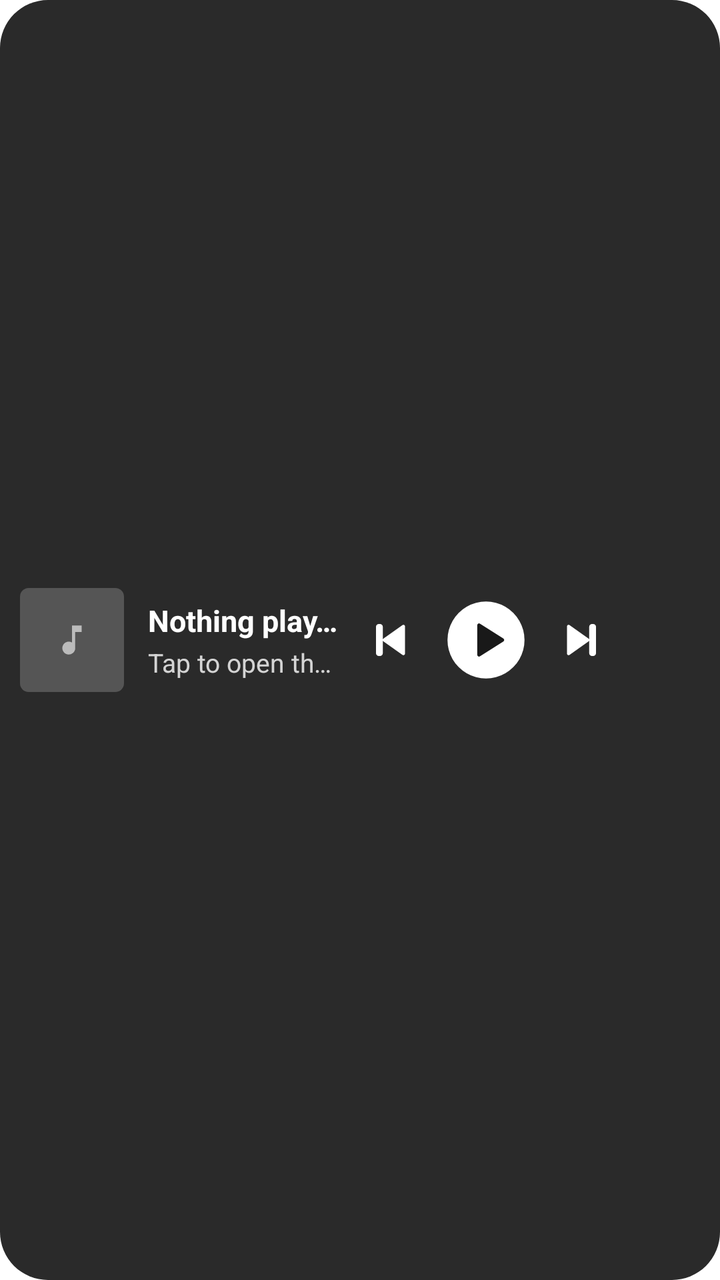
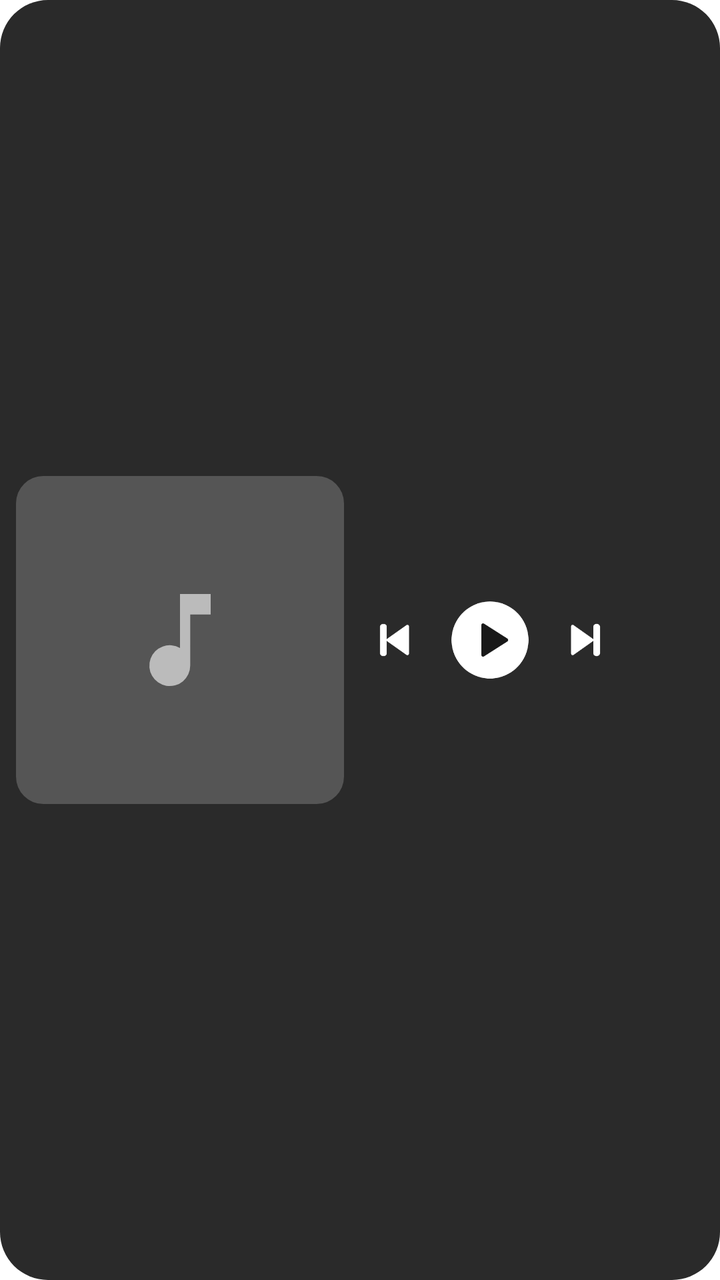

Compare the two renders of this Android layout. The source of the first and the diff that turns it into the second are given below.
<!-- AndroidManifest.xml: fallback theme Theme.MaterialComponents.DayNight.NoActionBar -->
<!-- res/layout/om_widget_now_playing.xml -->
<?xml version="1.0" encoding="utf-8"?>
<FrameLayout xmlns:android="http://schemas.android.com/apk/res/android"
    android:id="@+id/om_root"
    android:layout_width="match_parent"
    android:layout_height="match_parent">

    <ImageView
        android:id="@+id/om_bg"
        android:layout_width="match_parent"
        android:layout_height="match_parent"
        android:importantForAccessibility="no"
        android:scaleType="fitXY"
        android:src="@drawable/om_widget_bg" />

    <LinearLayout
        android:layout_width="match_parent"
        android:layout_height="match_parent"
        android:gravity="center_vertical"
        android:orientation="horizontal"
        android:paddingStart="10dp"
        android:paddingEnd="12dp">

        <LinearLayout
            android:id="@+id/om_info"
            android:layout_width="0dp"
            android:layout_height="match_parent"
            android:layout_weight="1"
            android:background="?android:attr/selectableItemBackground"
            android:gravity="center_vertical"
            android:orientation="horizontal">

            <ImageView
                android:id="@+id/om_art"
                android:layout_width="52dp"
                android:layout_height="52dp"
                android:importantForAccessibility="no"
                android:scaleType="centerCrop"
                android:src="@drawable/om_widget_placeholder" />

            <LinearLayout
                android:layout_width="0dp"
                android:layout_height="wrap_content"
                android:layout_marginStart="12dp"
                android:layout_weight="1"
                android:orientation="vertical">

                <TextView
                    android:id="@+id/om_title"
                    android:layout_width="match_parent"
                    android:layout_height="wrap_content"
                    android:ellipsize="end"
                    android:singleLine="true"
                    android:text="@string/om_widget_nothing"
                    android:textColor="#FFFFFFFF"
                    android:textSize="15sp"
                    android:textStyle="bold" />

                <TextView
                    android:id="@+id/om_artist"
                    android:layout_width="match_parent"
                    android:layout_height="wrap_content"
                    android:layout_marginTop="2dp"
                    android:ellipsize="end"
                    android:singleLine="true"
                    android:text="@string/om_widget_open"
                    android:textColor="#CCFFFFFF"
                    android:textSize="13sp" />
            </LinearLayout>
        </LinearLayout>

        <ImageButton
            android:id="@+id/om_prev"
            android:layout_width="40dp"
            android:layout_height="40dp"
            android:layout_marginStart="6dp"
            android:background="?android:attr/selectableItemBackgroundBorderless"
            android:contentDescription="@string/om_prev"
            android:padding="8dp"
            android:scaleType="fitCenter"
            android:src="@drawable/om_ic_prev" />

        <ImageButton
            android:id="@+id/om_play"
            android:layout_width="46dp"
            android:layout_height="46dp"
            android:layout_marginStart="4dp"
            android:layout_marginEnd="4dp"
            android:background="?android:attr/selectableItemBackgroundBorderless"
            android:contentDescription="@string/om_play"
            android:padding="2dp"
            android:scaleType="fitCenter"
            android:src="@drawable/om_ic_play_circle" />

        <ImageButton
            android:id="@+id/om_next"
            android:layout_width="40dp"
            android:layout_height="40dp"
            android:background="?android:attr/selectableItemBackgroundBorderless"
            android:contentDescription="@string/om_next"
            android:padding="8dp"
            android:scaleType="fitCenter"
            android:src="@drawable/om_ic_next" />

        <ImageView
            android:id="@+id/om_logo"
            android:layout_width="30dp"
            android:layout_height="30dp"
            android:layout_marginStart="8dp"
            android:importantForAccessibility="no"
            android:scaleType="fitCenter" />
    </LinearLayout>
</FrameLayout>
<!-- resources referenced by this layout -->
<resources>
  <!-- drawable om_ic_next (drawable) -->
  <?xml version="1.0" encoding="utf-8"?>
  <vector xmlns:android="http://schemas.android.com/apk/res/android" android:width="24dp" android:height="24dp" android:viewportWidth="24" android:viewportHeight="24">
      <path android:fillColor="#FFFFFFFF" android:pathData="M5.5,5.2v13.6a0.8,0.8 0,0 0,1.25 0.66l9.6,-6.8a0.8,0.8 0,0 0,0 -1.32l-9.6,-6.8a0.8,0.8 0,0 0,-1.25 0.66z" />
      <path android:fillColor="#FFFFFFFF" android:pathData="M18,4h0.6a1.4,1.4 0,0 1,1.4 1.4v13.2a1.4,1.4 0,0 1,-1.4 1.4H18a1.4,1.4 0,0 1,-1.4 -1.4V5.4A1.4,1.4 0,0 1,18 4z" />
  </vector>
  <!-- drawable om_ic_play_circle (drawable) -->
  <?xml version="1.0" encoding="utf-8"?>
  <vector xmlns:android="http://schemas.android.com/apk/res/android" android:width="48dp" android:height="48dp" android:viewportWidth="48" android:viewportHeight="48">
      <path android:fillColor="#FFFFFFFF" android:pathData="M24,2a22,22 0,1 0,0.001 0z" />
      <path android:fillColor="#E6000000" android:pathData="M19,15.5v17a1,1 0,0 0,1.52 0.85l13.4,-8.5a1,1 0,0 0,0 -1.7l-13.4,-8.5A1,1 0,0 0,19 15.5z" />
  </vector>
  <!-- drawable om_ic_prev (drawable) -->
  <?xml version="1.0" encoding="utf-8"?>
  <vector xmlns:android="http://schemas.android.com/apk/res/android" android:width="24dp" android:height="24dp" android:viewportWidth="24" android:viewportHeight="24">
      <path android:fillColor="#FFFFFFFF" android:pathData="M18.5,5.2v13.6a0.8,0.8 0,0 1,-1.25 0.66l-9.6,-6.8a0.8,0.8 0,0 1,0 -1.32l9.6,-6.8a0.8,0.8 0,0 1,1.25 0.66z" />
      <path android:fillColor="#FFFFFFFF" android:pathData="M5.4,4h0.6a1.4,1.4 0,0 1,1.4 1.4v13.2a1.4,1.4 0,0 1,-1.4 1.4h-0.6a1.4,1.4 0,0 1,-1.4 -1.4V5.4A1.4,1.4 0,0 1,5.4 4z" />
  </vector>
  <!-- drawable om_widget_bg (drawable) -->
  <?xml version="1.0" encoding="utf-8"?>
  <shape xmlns:android="http://schemas.android.com/apk/res/android" android:shape="rectangle">
      <solid android:color="#FF2A2A2A" />
      <corners android:radius="24dp" />
  </shape>
  <!-- drawable om_widget_placeholder (drawable) -->
  <?xml version="1.0" encoding="utf-8"?>
  <layer-list xmlns:android="http://schemas.android.com/apk/res/android">
      <item>
          <shape android:shape="rectangle">
              <solid android:color="#33FFFFFF" />
              <corners android:radius="8dp" />
              <size android:width="96dp" android:height="96dp" />
          </shape>
      </item>
      <item android:gravity="center" android:width="36dp" android:height="36dp" android:drawable="@drawable/om_ic_note" />
  </layer-list>
  <string name="om_next">Next</string>
  <string name="om_play">Play</string>
  <string name="om_prev">Previous</string>
  <string name="om_widget_nothing">Nothing playing</string>
  <string name="om_widget_open">Tap to open the app</string>
  <!-- drawable om_ic_note (drawable) -->
  <?xml version="1.0" encoding="utf-8"?>
  <vector xmlns:android="http://schemas.android.com/apk/res/android" android:width="24dp" android:height="24dp" android:viewportWidth="24" android:viewportHeight="24">
      <path android:fillColor="#99FFFFFF" android:pathData="M12,3v10.55A4,4 0,1 0,14 17V7h4V3h-6z" />
  </vector>
</resources>

<!-- the commit's change to res/layout/om_widget_now_playing.xml (unified diff, before → after) -->
@@ -17,8 +17,10 @@
         android:layout_height="match_parent"
         android:gravity="center_vertical"
         android:orientation="horizontal"
-        android:paddingStart="10dp"
-        android:paddingEnd="12dp">
+        android:paddingStart="8dp"
+        android:paddingTop="8dp"
+        android:paddingEnd="10dp"
+        android:paddingBottom="8dp">
 
         <LinearLayout
             android:id="@+id/om_info"
@@ -29,12 +31,14 @@
             android:gravity="center_vertical"
             android:orientation="horizontal">
 
+            
             <ImageView
                 android:id="@+id/om_art"
-                android:layout_width="52dp"
-                android:layout_height="52dp"
+                android:layout_width="wrap_content"
+                android:layout_height="match_parent"
+                android:adjustViewBounds="true"
                 android:importantForAccessibility="no"
-                android:scaleType="centerCrop"
+                android:scaleType="fitCenter"
                 android:src="@drawable/om_widget_placeholder" />
 
             <LinearLayout
